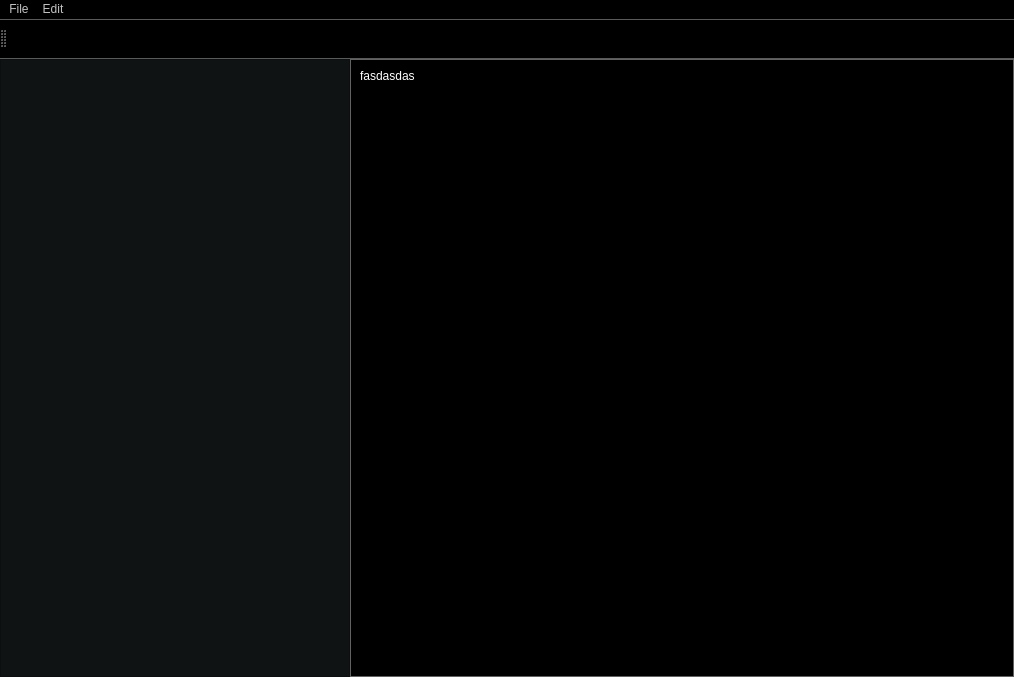
This is src/notebad/mainwindow.ui in ShehabAhmed-Gui/Editora as Qt 5 draws it before an edit. The edited form follows.
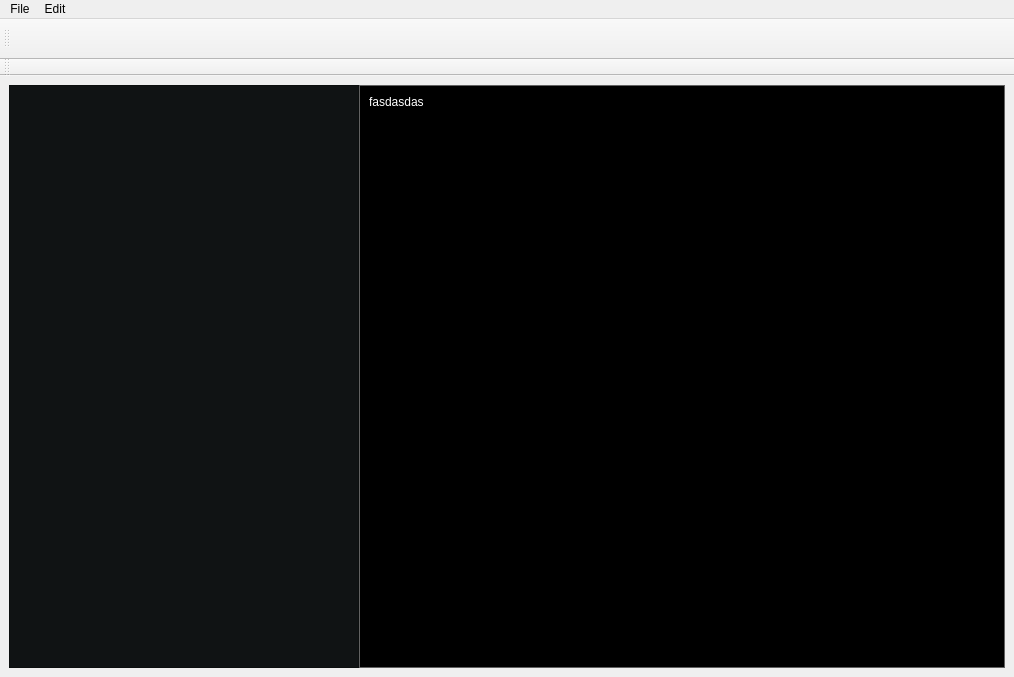
This is the edited form. Icons and pictures are not drawn. Custom widgets are drawn as their Qt base class.

Diff of the .ui file:
```diff
--- a/src/notebad/mainwindow.ui
+++ b/src/notebad/mainwindow.ui
@@ -66,18 +66,30 @@
 	spacing: 18px;
 }
 
-QToolButton
+QToolBar#toolBar &gt; QToolButton
 {
 	background-color: transparent;
 	border: none;
 	border-bottom: 1px solid red;
 }
-QToolButton::pressed
+QToolBar#toolBar &gt; QToolButton::pressed
 {
 	border: none;
 	border-bottom: 1px solid white;
 }
 
+QToolBar#files_toolBar
+{
+	spacing: 18px;
+}
+
+QToolBar#files_toolBar &gt; QToolButton
+{
+	background-color: transparent;
+	border: none;
+	border-bottom: 1px solid white;
+}
+
 QScrollBar:vertical
 {
 	width: 13px;
@@ -106,21 +118,15 @@
    <property name="styleSheet">
     <string notr="true"/>
    </property>
-   <layout class="QHBoxLayout" name="horizontalLayout">
-    <property name="leftMargin">
-     <number>0</number>
-    </property>
-    <property name="topMargin">
-     <number>0</number>
-    </property>
-    <property name="rightMargin">
-     <number>0</number>
-    </property>
-    <property name="bottomMargin">
-     <number>0</number>
-    </property>
+   <layout class="QVBoxLayout" name="verticalLayout_2">
     <item>
      <widget class="QWidget" name="Body" native="true">
+      <property name="sizePolicy">
+       <sizepolicy hsizetype="Preferred" vsizetype="Preferred">
+        <horstretch>0</horstretch>
+        <verstretch>0</verstretch>
+       </sizepolicy>
+      </property>
       <property name="styleSheet">
        <string notr="true">QPlainTextEdit
 {
@@ -338,6 +344,17 @@
     <bool>false</bool>
    </attribute>
   </widget>
+  <widget class="QToolBar" name="files_toolBar">
+   <property name="windowTitle">
+    <string>toolBar_2</string>
+   </property>
+   <attribute name="toolBarArea">
+    <enum>TopToolBarArea</enum>
+   </attribute>
+   <attribute name="toolBarBreak">
+    <bool>true</bool>
+   </attribute>
+  </widget>
   <action name="actionNew">
    <property name="icon">
     <iconset resource="../../resources/resources.qrc">
```
Left out of the diff: 2 changed lines with no effect on the pictures.
